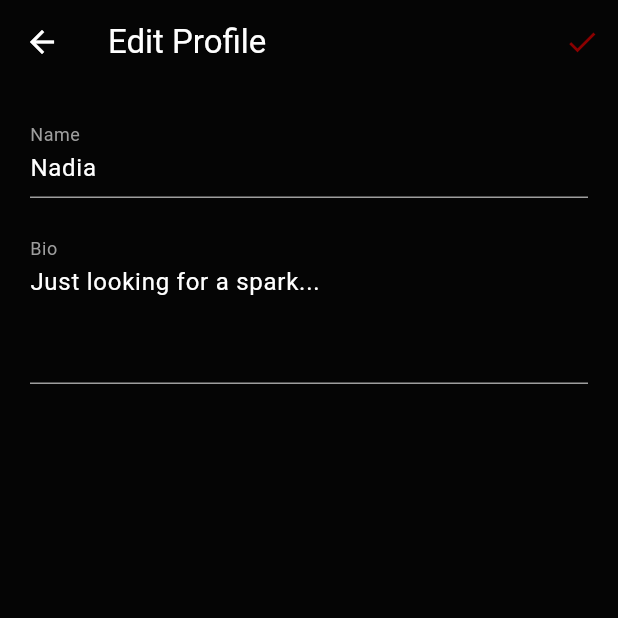
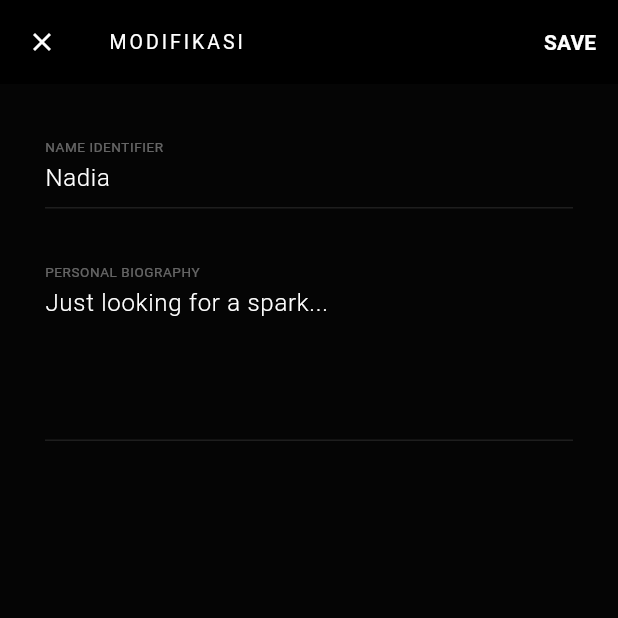
Before and after one commit to kirasimon565/Between_fracturedpromises, a Flutter app: the ProfileEditScreen screen opened by its route, on a phone screen of 412 x 824 dp, the top half of it. Run offline on Flutter 3.47's test engine with Material 3 defaults, Android fonts, the phone set to English and light mode, and no system bars; our stand-ins replace cloud_firestore, firebase_auth, firebase_core, flutter_animate, get, google_fonts and 1 more; accounts and stored records are empty; network calls fail; statements that could not run were skipped.

Commit message:
Update profile_edit_screen.dart

```diff
--- a/lib/screens/profile/profile_edit_screen.dart
+++ b/lib/screens/profile/profile_edit_screen.dart
@@ -18,40 +18,44 @@ class ProfileEditScreen extends StatelessWidget {
     return Scaffold(
       backgroundColor: AppColors.makeloveBackground,
       appBar: AppBar(
-        title: Text("Edit Profile"),
-        backgroundColor: Colors.transparent,
+        title: const Text("MODIFIKASI", style: TextStyle(fontSize: 13, letterSpacing: 2)),
+        backgroundColor: Colors.black,
+        elevation: 0,
+        leading: IconButton(icon: const Icon(Icons.close, size: 20), onPressed: () => Get.back()),
         actions: [
-          IconButton(
-            icon: Icon(Icons.check, color: AppColors.makelovePrimary),
+          TextButton(
             onPressed: () {
               controller.saveProfile(nameController.text, bioController.text);
               Get.back();
             },
+            child: const Text("SAVE", style: TextStyle(color: Colors.white, fontWeight: FontWeight.bold)),
           )
         ],
       ),
       body: Padding(
-        padding: EdgeInsets.all(20),
+        padding: const EdgeInsets.all(30),
         child: Column(
           children: [
             TextField(
               controller: nameController,
-              style: TextStyle(color: Colors.white),
-              decoration: InputDecoration(
-                labelText: "Name",
-                labelStyle: TextStyle(color: Colors.grey),
-                enabledBorder: UnderlineInputBorder(borderSide: BorderSide(color: Colors.grey)),
+              style: const TextStyle(color: Colors.white, fontWeight: FontWeight.w300),
+              decoration: const InputDecoration(
+                labelText: "NAME IDENTIFIER",
+                labelStyle: TextStyle(color: Colors.white38, fontSize: 12),
+                enabledBorder: UnderlineInputBorder(borderSide: BorderSide(color: Colors.white10)),
+                focusedBorder: UnderlineInputBorder(borderSide: BorderSide(color: Colors.redAccent)),
               ),
             ),
-            SizedBox(height: 20),
+            const SizedBox(height: 30),
             TextField(
               controller: bioController,
-              style: TextStyle(color: Colors.white),
-              maxLines: 3,
-              decoration: InputDecoration(
-                labelText: "Bio",
-                labelStyle: TextStyle(color: Colors.grey),
-                enabledBorder: UnderlineInputBorder(borderSide: BorderSide(color: Colors.grey)),
+              style: const TextStyle(color: Colors.white, fontWeight: FontWeight.w300, height: 1.5),
+              maxLines: 4,
+              decoration: const InputDecoration(
+                labelText: "PERSONAL BIOGRAPHY",
+                labelStyle: TextStyle(color: Colors.white38, fontSize: 12),
+                enabledBorder: UnderlineInputBorder(borderSide: BorderSide(color: Colors.white10)),
+                focusedBorder: UnderlineInputBorder(borderSide: BorderSide(color: Colors.redAccent)),
               ),
             ),
           ],
```
